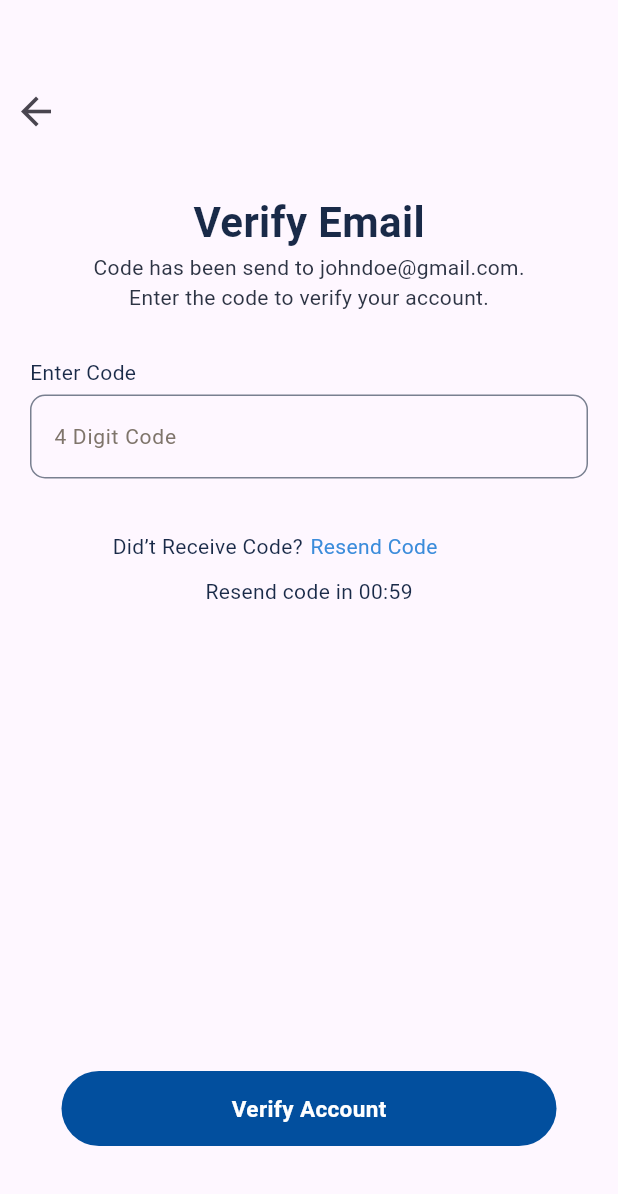
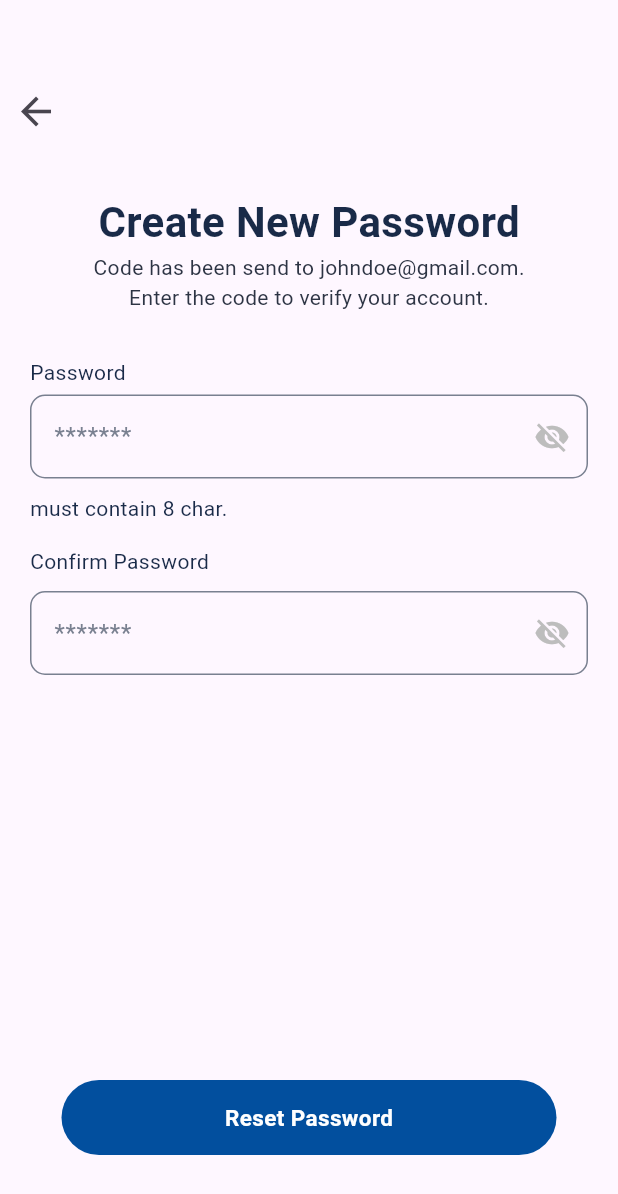
Before and after one commit to rifatalam26/plumber_tech, a Flutter app: the screen it shows after launch, on a phone screen of 412 x 824 dp. Shown: the top 1194 px of the screen. Run offline on Flutter 3.47's test engine with Material 3 defaults, Android fonts, the phone set to English and light mode, and no system bars.

Commit message:
create_new_password_screen.dart

```diff
--- /dev/null
+++ b/lib/View/Customer Registration Screen/create_new_password_screen.dart
@@ -0,0 +1,173 @@
+import 'package:flutter/material.dart';
+
+class CreateNewPasswordScreen extends StatefulWidget {
+  const CreateNewPasswordScreen({super.key});
+
+  @override
+  State<CreateNewPasswordScreen> createState() => _CreateNewPasswordScreenState();
+}
+
+class _CreateNewPasswordScreenState extends State<CreateNewPasswordScreen> {
+  bool _secureText = true;
+  @override
+  Widget build(BuildContext context) {
+    return Scaffold(
+      body: SingleChildScrollView(
+        child: Center(
+          child: Column(
+            children: [
+              const SizedBox(
+                height: 50,
+              ),
+              Row(
+                children: [
+                  IconButton(
+                      onPressed: () {},
+                      icon: const Icon(
+                        Icons.arrow_back,
+                        size: 30,
+                      ))
+                ],
+              ),
+              const SizedBox(
+                height: 30,
+              ),
+              const Text(
+                "Create New Password",
+                style: TextStyle(
+                    fontSize: 28,
+                    fontWeight: FontWeight.bold,
+                    color: Color(0xff192A48)),
+              ),
+              const Text(
+                "Code has been send to johndoe@gmail.com.",
+                style: TextStyle(fontSize: 14, color: Color(0xff2D3444)),
+              ),
+              const Text(
+                "Enter the code to verify your account.",
+                style: TextStyle(fontSize: 14, color: Color(0xff2D3444)),
+              ),
+              const SizedBox(
+                height: 30,
+              ),
+              const Row(
+                children: [
+                  SizedBox(
+                    width: 20,
+                  ),
+                  Text(
+                    "Password",
+                    style: TextStyle(fontSize: 14, color: Color(0xff192A48)),
+                  ),
+                ],
+              ),
+              const SizedBox(
+                height: 5,
+              ),
+              Padding(
+                padding: const EdgeInsets.only(left: 20, right: 20),
+                child: TextField(
+                  obscureText: _secureText,
+                  decoration: InputDecoration(
+                      hintText: "*******",
+                      hintStyle: const TextStyle(color: Color(0xff798090)),
+                      enabledBorder: const OutlineInputBorder(
+                          borderRadius: BorderRadius.all(Radius.circular(10)),
+                          borderSide: BorderSide(color: Color(0xff798090))),
+                      focusedBorder: const OutlineInputBorder(
+                          borderRadius: BorderRadius.all(Radius.circular(10)),
+                          borderSide: BorderSide(color: Color(0xff798090))),
+                      suffixIcon: IconButton(
+                          onPressed: () {
+                            setState(() {
+                              _secureText = !_secureText;
+                            });
+                          },
+                          icon: Icon(
+                            _secureText ? Icons.visibility_off : Icons.visibility,
+                            color: Colors.grey.shade400,
+                          ))),
+                ),
+              ),
+              const SizedBox(
+                height: 10,
+              ),
+              const Row(
+                children: [
+                  SizedBox(
+                    width: 20,
+                  ),
+                  Text(
+                    "must contain 8 char.",
+                    style: TextStyle(fontSize: 14, color: Color(0xff192A48)),
+                  ),
+                ],
+              ),
+              const SizedBox(
+                height: 15,
+              ),
+              const Row(
+                children: [
+                  SizedBox(
+                    width: 20,
+                  ),
+                  Text(
+                    "Confirm Password",
+                    style: TextStyle(fontSize: 14, color: Color(0xff192A48)),
+                  ),
+                ],
+              ),
+              const SizedBox(
+                height: 10,
+              ),
+              Padding(
+                padding: const EdgeInsets.only(left: 20, right: 20),
+                child: TextField(
+                  obscureText: _secureText,
+                  decoration: InputDecoration(
+                      hintText: "*******",
+                      hintStyle: const TextStyle(color: Color(0xff798090)),
+                      enabledBorder: const OutlineInputBorder(
+                          borderRadius: BorderRadius.all(Radius.circular(10)),
+                          borderSide: BorderSide(color: Color(0xff798090))),
+                      focusedBorder: const OutlineInputBorder(
+                          borderRadius: BorderRadius.all(Radius.circular(10)),
+                          borderSide: BorderSide(color: Color(0xff798090))),
+                      suffixIcon: IconButton(
+                          onPressed: () {
+                            setState(() {
+                              _secureText = !_secureText;
+                            });
+                          },
+                          icon: Icon(
+                            _secureText ? Icons.visibility_off : Icons.visibility,
+                            color: Colors.grey.shade400,
+                          ))),
+                ),
+              ),
+              const SizedBox(
+                height: 270,
+              ),
+              Container(
+                height: 50,
+                width: 330,
+                decoration: BoxDecoration(
+                    color: const Color(0xff024F9E),
+                    borderRadius: BorderRadius.circular(25)),
+                child: const Center(
+                  child: Text(
+                    "Reset Password",
+                    style: TextStyle(
+                        fontSize: 15,
+                        fontWeight: FontWeight.bold,
+                        color: Colors.white),
+                  ),
+                ),
+              ),
+            ],
+          ),
+        ),
+      ),
+    );
+  }
+}
--- a/lib/main.dart
+++ b/lib/main.dart
@@ -2,6 +2,8 @@ import 'package:flutter/material.dart';
 import 'package:plumber_tech/View/Customer%20Registration%20Screen/forgot_password_screen.dart';
 import 'package:plumber_tech/View/Customer%20Registration%20Screen/verify_account_screen.dart';
 import 'package:plumber_tech/View/Customer%20Registration%20Screen/verify_email_screen.dart';
+
+import 'View/Customer Registration Screen/create_new_password_screen.dart';
 
 void main(){
   runApp(const MyApp());
@@ -13,7 +15,7 @@ class MyApp extends StatelessWidget {
   Widget build(BuildContext context) {
     return const MaterialApp(
       debugShowCheckedModeBanner: false,
-      home:VerifyEmailScreen() ,
+      home:CreateNewPasswordScreen() ,
     );
   }
 }
```
